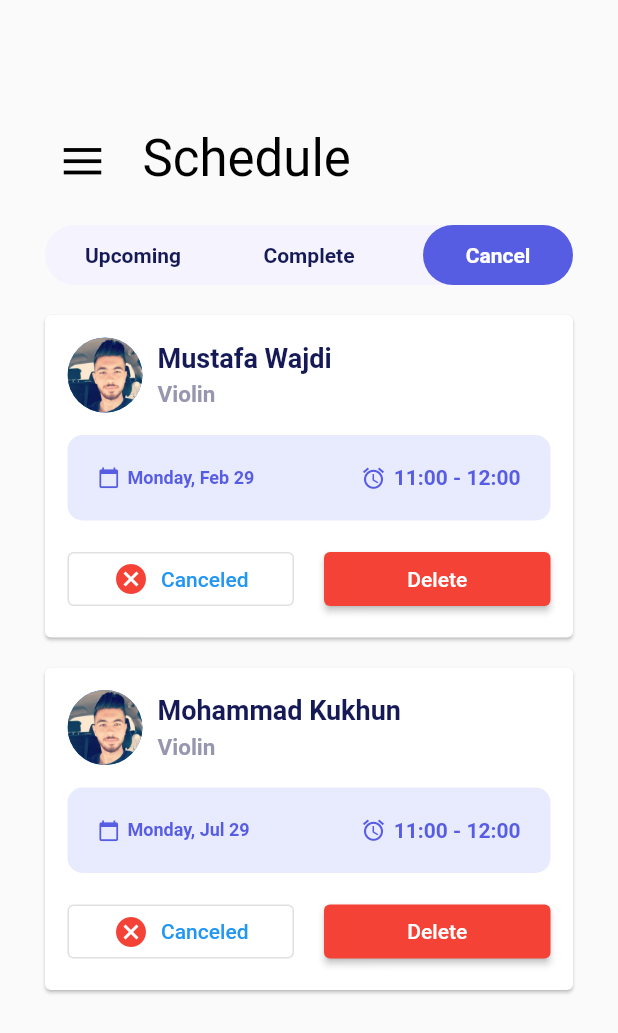
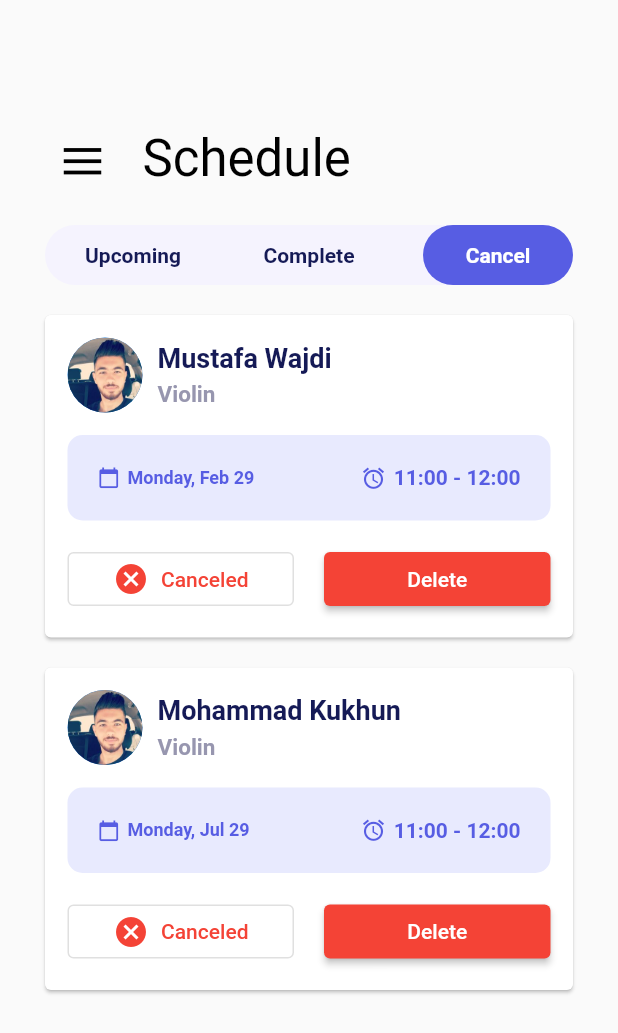
Before and after one commit to EhabSSarrawi/GradProject, a Flutter app: the TSchedule screen opened directly, after a tap on "Complete", after a tap on "Cancel", on a phone screen of 412 x 824 dp. Shown: the top 1033 px of the screen. Run offline on Flutter 3.47's test engine with Material 2 defaults, Android fonts, the phone set to English and light mode, and no system bars; our stand-ins replace babstrap_settings_screen, calendar_timeline, flutter_svg, font_awesome_flutter, google_fonts, google_nav_bar and 6 more; missing offline and left inert: flutter_advanced_avatar, full_screen_menu, libphonenumber_web, pin_entry_text_field, shape_of_view_null_safe, sk_onboarding_screen and 2 more; Roboto replaces fonts that are missing (Sansita).

```diff
--- a/sara_music/lib/Teacher/TSchedule.dart
+++ b/sara_music/lib/Teacher/TSchedule.dart
@@ -15,9 +15,7 @@
 // }
 import 'package:flutter/material.dart';
 
-
 class TSchedule extends StatefulWidget {
-
   @override
   State<StatefulWidget> createState() {
     return TScheduleState();
@@ -337,23 +335,39 @@ late bool _isButtonDisabled;
                                   mainAxisAlignment:
                                       MainAxisAlignment.spaceBetween,
                                   children: [
-                                    _schedule["status"] == FilterStatus.Complete?
-                                    Expanded(
+                                    _schedule["status"] == FilterStatus.Complete
+                                        ? Expanded(
                                             child: OutlinedButton.icon(
-                                        label: Text('Successed',style: TextStyle(color: Colors.green),),
-                                          icon: Icon(Icons.check_circle,color: Colors.green,),
+                                              label: Text(
+                                                'Successed',
+                                                style: TextStyle(
+                                                    color: Colors.green),
+                                              ),
+                                              icon: Icon(
+                                                Icons.check_circle,
+                                                color: Colors.green,
+                                              ),
                                               onPressed: () {
                                                 _isButtonDisabled;
                                               },
                                             ),
                                           )
-                                    :Expanded(child: OutlinedButton.icon(
-                                      label: Text('Canceled',),
-                                      icon: Icon(Icons.cancel,color: Colors.red,),
+                                        : Expanded(
+                                            child: OutlinedButton.icon(
+                                              label: Text(
+                                                'Canceled',
+                                                style: TextStyle(
+                                                    color: Colors.red),
+                                              ),
+                                              icon: Icon(
+                                                Icons.cancel,
+                                                color: Colors.red,
+                                              ),
                                               onPressed: () {
                                                 _isButtonDisabled;
                                               },
-                                      ),),
+                                            ),
+                                          ),
                                     SizedBox(
                                       width: 20,
                                     ),
@@ -365,7 +379,6 @@ late bool _isButtonDisabled;
                                         onPressed: () => {},
                                       ),
                                     ),
-
                                   ],
                                 )
                         ],
@@ -385,15 +398,7 @@ late bool _isButtonDisabled;
 class MyColors {
   static int header01 = 0xff151a56;
   static int primary = 0xff575de3;
-  static int purple01 = 0xff918fa5;
-  static int purple02 = 0xff6b6e97;
-  static int yellow01 = 0xffeaa63b;
-  static int yellow02 = 0xfff29b2b;
   static int bg = 0xfff5f3fe;
-  static int bg01 = 0xff6f75e1;
-  static int bg02 = 0xffc3c5f8;
   static int bg03 = 0xffe8eafe;
-  static int text01 = 0xffbec2fc;
-  static int grey01 = 0xffe9ebf0;
   static int grey02 = 0xff9796af;
 }
--- a/sara_music/lib/main.dart
+++ b/sara_music/lib/main.dart
@@ -7,6 +7,7 @@ import 'package:sara_music/Screens/Details_screen.dart';
 import 'package:sara_music/Screens/Profile.dart';
 import 'package:sara_music/Screens/Settings_Page.dart';
 import 'package:sara_music/Screens/bottom_bar.dart';
+import 'package:sara_music/Teacher/TDetails.dart';
 import 'package:sara_music/authi/ForgetPassword.dart';
 import 'package:sara_music/authi/ResetPassword.dart';
 import 'package:sara_music/authi/Verify.dart';
--- a/sara_music/pubspec.yaml
+++ b/sara_music/pubspec.yaml
@@ -63,6 +63,7 @@ dependencies:
   image_picker:
   toggle_bar: ^1.0.0
   full_screen_menu: ^1.0.0
+
 
 
 
```
Also changed, not shown: sara_music/lib/Teacher/TDetails.dart (added, +187 -0 lines), sara_music/images/Music-Lesson.JPG (added), 11 other files. Lines whose indentation alone changed are shown as unchanged.
